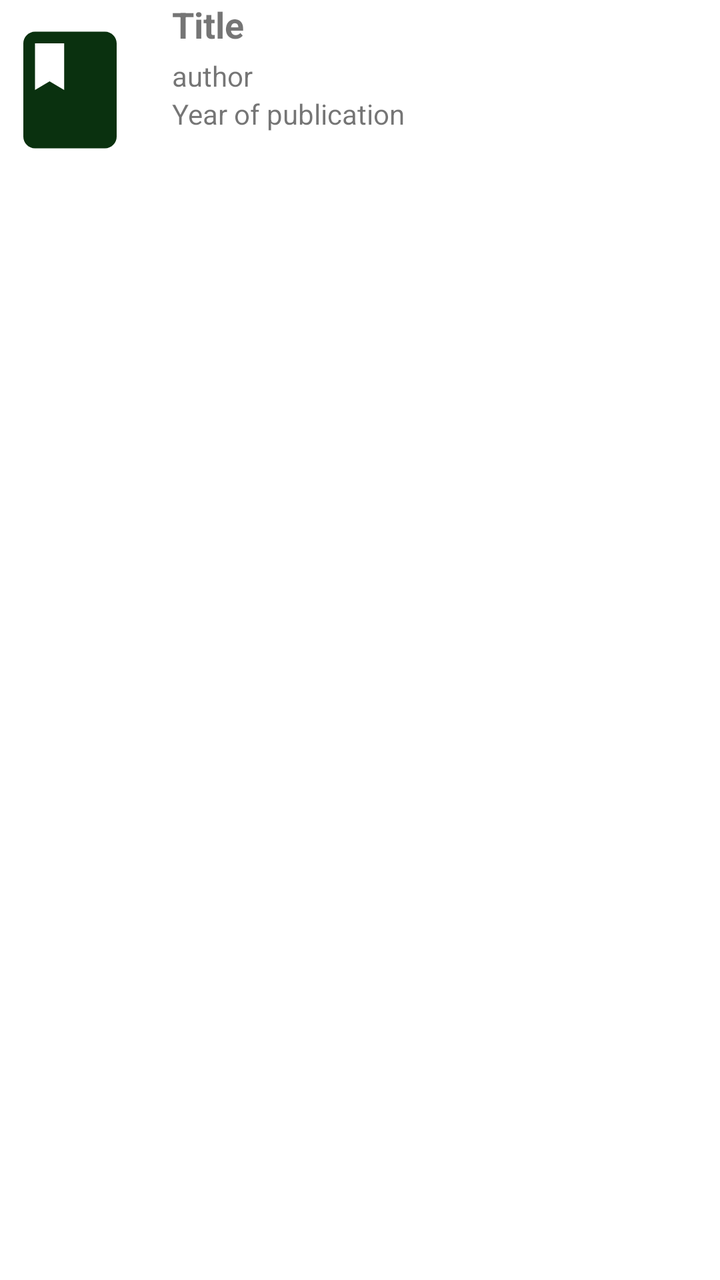
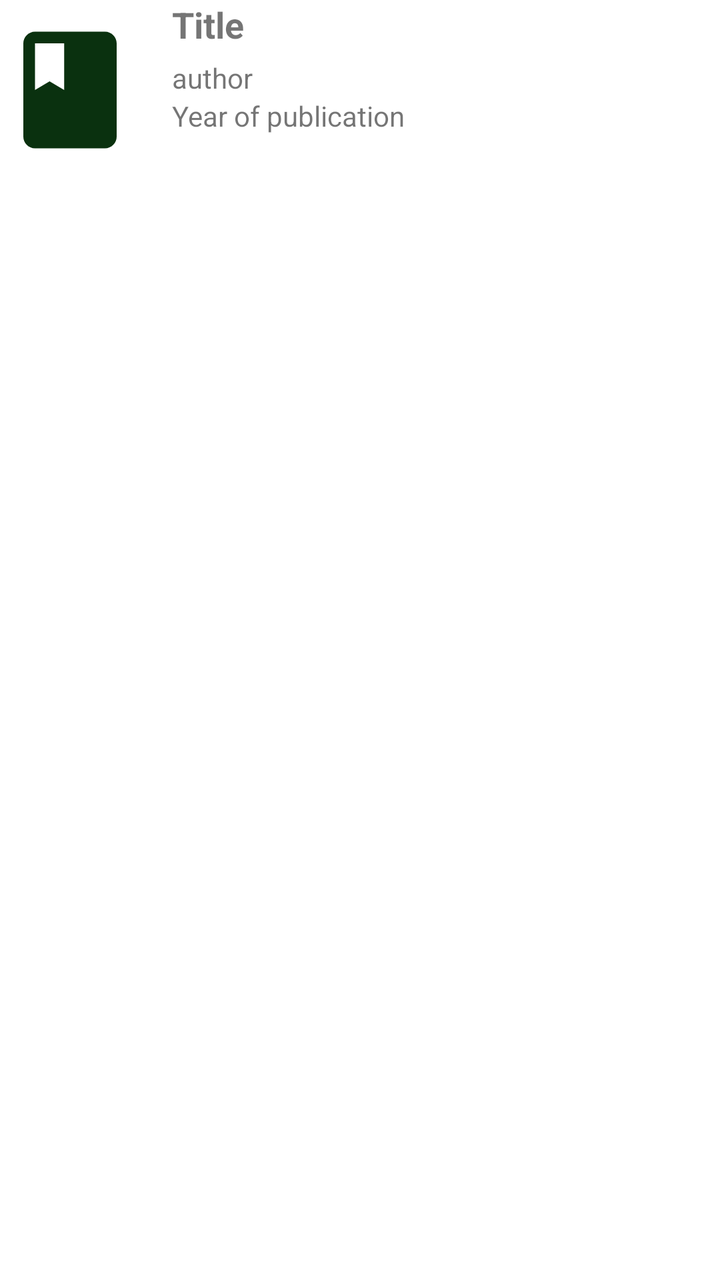

An Android layout rendered at two revisions. The XML below is the earlier revision; the diff shows what the commit changed to produce the second picture.
<!-- AndroidManifest.xml: application theme Theme.MyBooksFadli -->
<!-- res/layout/item_books.xml -->
<?xml version="1.0" encoding="utf-8"?>
<RelativeLayout xmlns:android="http://schemas.android.com/apk/res/android"
    android:layout_width="match_parent"
    android:layout_height="wrap_content">

    <LinearLayout
        android:layout_width="match_parent"
        android:layout_height="wrap_content"
        android:orientation="horizontal"
        >
        <ImageView
            android:id="@+id/iv_image"
            android:layout_width="70dp"
            android:layout_height="90dp"
            android:src="@drawable/ic_book_24"
            />
        <LinearLayout
            android:layout_width="match_parent"
            android:layout_height="90dp"
            android:orientation="vertical"
            android:layout_toRightOf="@+id/iv_image"
            >
            <TextView
                android:id="@+id/tv_title"
                android:layout_width="match_parent"
                android:layout_height="wrap_content"
                android:paddingHorizontal="16dp"
                android:text="Title"
                android:textStyle="bold"
                android:textSize="18sp"
                />

            <TextView
                android:id="@+id/tv_author"
                android:layout_width="match_parent"
                android:layout_height="wrap_content"
                android:layout_below="@+id/tv_title"
                android:paddingHorizontal="16dp"
                android:paddingTop="4dp"
                android:maxLines="2"
                android:ellipsize="end"
                android:text="author"
                style="subtitle"
                />

            <TextView
                android:id="@+id/tv_year_of_publication"
                android:layout_width="match_parent"
                android:layout_height="wrap_content"
                android:paddingHorizontal="16dp"
                android:layout_below="@+id/tv_author"
                android:text="Year of publication"
                />
        </LinearLayout>
    </LinearLayout>

</RelativeLayout>
<!-- resources referenced by this layout -->
<resources>
  <!-- drawable ic_book_24 (drawable) -->
  <vector android:height="24dp" android:tint="#0A310F"
      android:viewportHeight="24" android:viewportWidth="24"
      android:width="24dp" xmlns:android="http://schemas.android.com/apk/res/android">
      <path android:fillColor="@android:color/white" android:pathData="M18,2H6c-1.1,0 -2,0.9 -2,2v16c0,1.1 0.9,2 2,2h12c1.1,0 2,-0.9 2,-2V4c0,-1.1 -0.9,-2 -2,-2zM6,4h5v8l-2.5,-1.5L6,12V4z"/>
  </vector>
  <style name="Theme.MyBooksFadli" parent="Theme.MaterialComponents.DayNight.DarkActionBar">
          
          <item name="colorPrimary">@color/purple_500</item>
          <item name="colorPrimaryVariant">@color/purple_700</item>
          <item name="colorOnPrimary">@color/white</item>
          
          <item name="colorSecondary">@color/teal_200</item>
          <item name="colorSecondaryVariant">@color/teal_700</item>
          <item name="colorOnSecondary">@color/black</item>
          
          <item name="android:statusBarColor">?attr/colorPrimaryVariant</item>
          
      </style>
  <color name="purple_500">#FF6200EE</color>
  <color name="purple_700">#FF3700B3</color>
  <color name="white">#FFFFFFFF</color>
  <color name="teal_200">#FF03DAC5</color>
  <color name="teal_700">#FF018786</color>
  <color name="black">#FF000000</color>
</resources>

<!-- the commit's change to res/layout/item_books.xml (unified diff, before → after) -->
@@ -28,6 +28,8 @@
                 android:text="Title"
                 android:textStyle="bold"
                 android:textSize="18sp"
+                android:maxLines="1"
+                android:ellipsize="end"
                 />
 
             <TextView
@@ -36,9 +38,7 @@
                 android:layout_height="wrap_content"
                 android:layout_below="@+id/tv_title"
                 android:paddingHorizontal="16dp"
-                android:paddingTop="4dp"
-                android:maxLines="2"
-                android:ellipsize="end"
+                android:paddingTop="5dp"
                 android:text="author"
                 style="subtitle"
                 />
